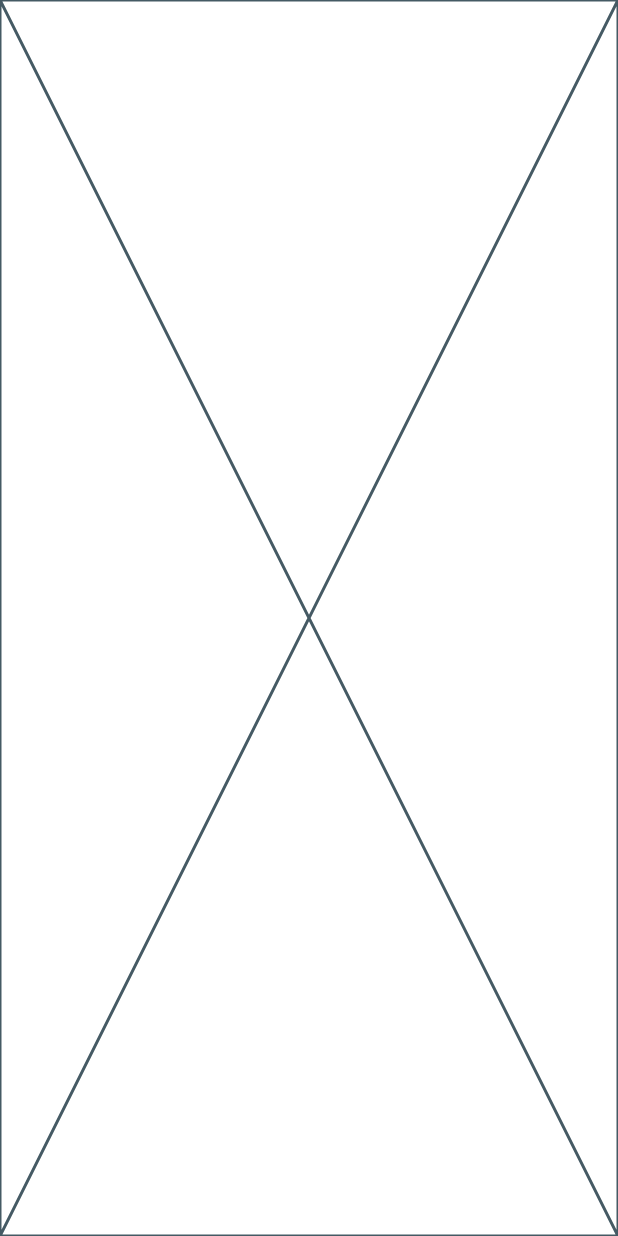
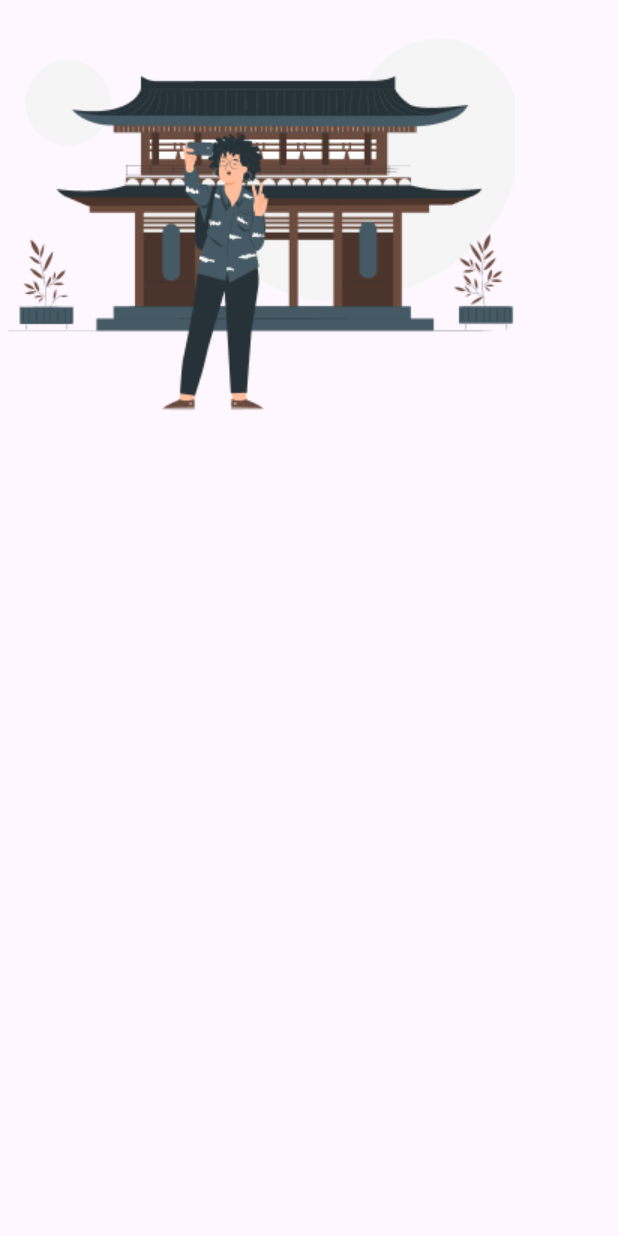
Before and after one commit to isafty/dalel1, a Flutter app: the screen it shows after launch, on a phone screen of 412 x 824 dp. Run offline on Flutter 3.47's test engine with Material 3 defaults, Android fonts, the phone set to English and light mode, and no system bars.

Commit message:
App Colors

```diff
--- /dev/null
+++ b/lib/core/utils/app_assets.dart
@@ -0,0 +1,31 @@
+class Assets {
+  Assets._();
+
+  /// Assets for imagesPassword
+  /// assets/images/password.png
+  static const String imagesPassword = "assets/images/password.png";
+
+  /// Assets for imagesSplash
+  /// assets/images/splash.png
+  static const String imagesSplash = "assets/images/splash.png";
+
+  /// Assets for imagesSplash2
+  /// assets/images/splash2.png
+  static const String imagesSplash2 = "assets/images/splash2.png";
+
+  /// Assets for imagesSplash3
+  /// assets/images/splash3.png
+  static const String imagesSplash3 = "assets/images/splash3.png";
+
+  /// Assets for imagesSucccesorder
+  /// assets/images/Succcesorder.png
+  static const String imagesSucccesorder = "assets/images/Succcesorder.png";
+
+  /// Assets for imagesVector
+  /// assets/images/Vector.svg
+  static const String imagesVector = "assets/images/Vector.svg";
+
+  /// Assets for imagesVector1
+  /// assets/images/Vector1.svg
+  static const String imagesVector1 = "assets/images/Vector1.svg";
+}
--- a/lib/main.dart
+++ b/lib/main.dart
@@ -1,3 +1,4 @@
+import 'package:dalel/core/utils/app_assets.dart';
 import 'package:flutter/material.dart';
 
 void main() {
@@ -9,6 +10,12 @@ class Dalel extends StatelessWidget {
 
   @override
   Widget build(BuildContext context) {
-    return const Placeholder();
+    return MaterialApp(
+      home: Scaffold(
+        body: Container(
+          child: Image.asset(Assets.imagesSplash3),
+        ),
+      ),
+    );
   }
 }
```
Also changed, not shown: lib/core/utils/app_colors.dart (added, +11 -0 lines), pubspec.yaml (+7 -3 lines), assets/images/Succcesorder.png (added), assets/images/Vector.svg (added), assets/images/Vector1.svg (added), assets/images/password.png (added), assets/images/splash.png (added), assets/images/splash2.png (added), assets/images/splash3.png (added), lib/core/utils/app_constants.dart (added), lib/core/utils/app_functions.dart (added), lib/core/utils/app_strings.dart (added).
